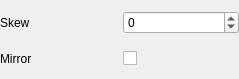
Qt form src/widget/animation/waveanimationcontrolwidget.ui (8bitbuddhist/PixelMaestro-Studio) before a commit.
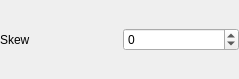
The same form after that commit.

Diff of the .ui file:
```diff
--- a/src/widget/animation/waveanimationcontrolwidget.ui
+++ b/src/widget/animation/waveanimationcontrolwidget.ui
@@ -46,23 +46,6 @@
      </property>
     </widget>
    </item>
-   <item row="1" column="1">
-    <widget class="QCheckBox" name="mirrorCheckBox">
-     <property name="toolTip">
-      <string>Mirror the wave along the axis of travel</string>
-     </property>
-     <property name="text">
-      <string/>
-     </property>
-    </widget>
-   </item>
-   <item row="1" column="0">
-    <widget class="QLabel" name="mirrorLabel">
-     <property name="text">
-      <string>Mirror</string>
-     </property>
-    </widget>
-   </item>
   </layout>
  </widget>
  <resources/>
```
